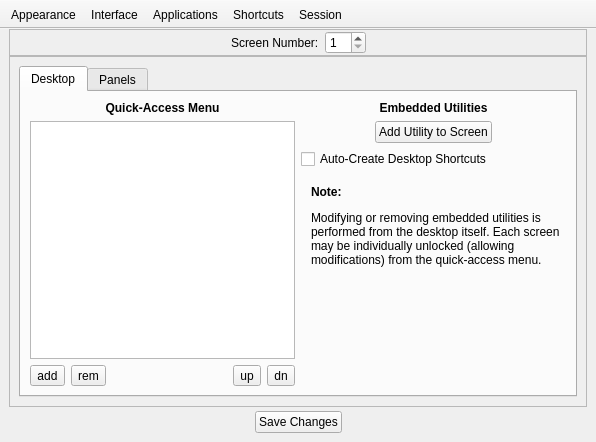
First picture: the form in lumina-config/mainUI.ui, repository lumina-desktop/lumina, before the edit.
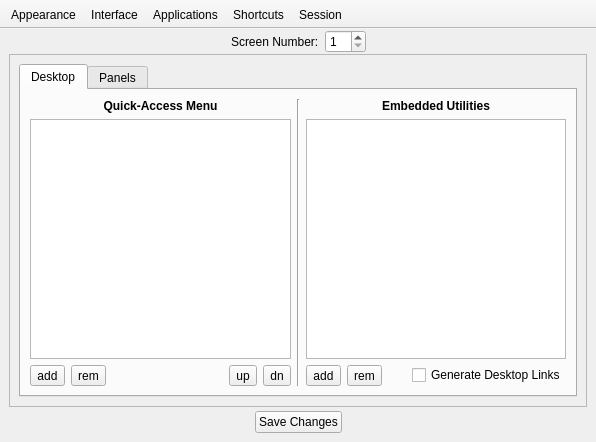
Second picture: the form after the edit. The open tabs and pages were chosen to show the change.

Commit message: Update lumina-config to list all desktop plugins on the screen, and only make changes when the user clicks "save". Also adjust the viewport for the panel widgets a bit (ensure sizing, scroll to end on new panel, etc..)

What changed in the file:
```diff
--- a/lumina-config/mainUI.ui
+++ b/lumina-config/mainUI.ui
@@ -36,7 +36,7 @@
     <item>
      <widget class="QFrame" name="group_screen">
       <property name="frameShape">
-       <enum>QFrame::StyledPanel</enum>
+       <enum>QFrame::NoFrame</enum>
       </property>
       <property name="frameShadow">
        <enum>QFrame::Raised</enum>
@@ -387,7 +387,59 @@
            <attribute name="title">
             <string>Desktop</string>
            </attribute>
-           <layout class="QGridLayout" name="gridLayout_4">
+           <layout class="QGridLayout" name="gridLayout_3">
+            <item row="0" column="0">
+             <widget class="QLabel" name="label_10">
+              <property name="font">
+               <font>
+                <weight>75</weight>
+                <bold>true</bold>
+               </font>
+              </property>
+              <property name="text">
+               <string>Quick-Access Menu</string>
+              </property>
+              <property name="alignment">
+               <set>Qt::AlignCenter</set>
+              </property>
+             </widget>
+            </item>
+            <item row="0" column="1" rowspan="3">
+             <widget class="Line" name="line">
+              <property name="orientation">
+               <enum>Qt::Vertical</enum>
+              </property>
+             </widget>
+            </item>
+            <item row="0" column="2">
+             <widget class="QLabel" name="label_15">
+              <property name="font">
+               <font>
+                <weight>75</weight>
+                <bold>true</bold>
+               </font>
+              </property>
+              <property name="text">
+               <string>Embedded Utilities</string>
+              </property>
+              <property name="alignment">
+               <set>Qt::AlignCenter</set>
+              </property>
+             </widget>
+            </item>
+            <item row="1" column="0">
+             <widget class="QListWidget" name="list_menu"/>
+            </item>
+            <item row="1" column="2">
+             <widget class="QListWidget" name="list_desktop_plugins">
+              <property name="selectionMode">
+               <enum>QAbstractItemView::ExtendedSelection</enum>
+              </property>
+              <property name="sortingEnabled">
+               <bool>true</bool>
+              </property>
+             </widget>
+            </item>
             <item row="2" column="0">
              <layout class="QHBoxLayout" name="horizontalLayout_13">
               <item>
@@ -433,112 +485,39 @@
               </item>
              </layout>
             </item>
-            <item row="1" column="0">
-             <widget class="QListWidget" name="list_menu"/>
-            </item>
-            <item row="0" column="0">
-             <widget class="QLabel" name="label_10">
-              <property name="font">
-               <font>
-                <weight>75</weight>
-                <bold>true</bold>
-               </font>
-              </property>
-              <property name="text">
-               <string>Quick-Access Menu</string>
-              </property>
-              <property name="alignment">
-               <set>Qt::AlignCenter</set>
-              </property>
-             </widget>
-            </item>
-            <item row="0" column="1">
-             <widget class="QLabel" name="label_15">
-              <property name="font">
-               <font>
-                <weight>75</weight>
-                <bold>true</bold>
-               </font>
-              </property>
-              <property name="text">
-               <string>Embedded Utilities</string>
-              </property>
-              <property name="alignment">
-               <set>Qt::AlignCenter</set>
-              </property>
-             </widget>
-            </item>
-            <item row="1" column="1" rowspan="2">
-             <layout class="QVBoxLayout" name="verticalLayout_18">
+            <item row="2" column="2">
+             <layout class="QHBoxLayout" name="horizontalLayout_6">
               <item>
-               <layout class="QHBoxLayout" name="horizontalLayout_2">
-                <item>
-                 <spacer name="horizontalSpacer_7">
-                  <property name="orientation">
-                   <enum>Qt::Horizontal</enum>
-                  </property>
-                  <property name="sizeHint" stdset="0">
-                   <size>
-                    <width>40</width>
-                    <height>20</height>
-                   </size>
-                  </property>
-                 </spacer>
-                </item>
-                <item>
-                 <widget class="QPushButton" name="push_addDesktopPlugin">
-                  <property name="text">
-                   <string>Add Utility to Screen</string>
-                  </property>
-                 </widget>
-                </item>
-                <item>
-                 <spacer name="horizontalSpacer_8">
-                  <property name="orientation">
-                   <enum>Qt::Horizontal</enum>
-                  </property>
-                  <property name="sizeHint" stdset="0">
-                   <size>
-                    <width>40</width>
-                    <height>20</height>
-                   </size>
-                  </property>
-                 </spacer>
-                </item>
-               </layout>
+               <widget class="QToolButton" name="tool_desktop_addplugin">
+                <property name="text">
+                 <string notr="true">add</string>
+                </property>
+               </widget>
+              </item>
+              <item>
+               <widget class="QToolButton" name="tool_desktop_rmplugin">
+                <property name="text">
+                 <string notr="true">rem</string>
+                </property>
+               </widget>
+              </item>
+              <item>
+               <spacer name="horizontalSpacer_5">
+                <property name="orientation">
+                 <enum>Qt::Horizontal</enum>
+                </property>
+                <property name="sizeHint" stdset="0">
+                 <size>
+                  <width>10</width>
+                  <height>20</height>
+                 </size>
+                </property>
+               </spacer>
               </item>
               <item>
                <widget class="QCheckBox" name="check_desktop_autolaunchers">
                 <property name="text">
-                 <string>Auto-Create Desktop Shortcuts</string>
-                </property>
-               </widget>
-              </item>
-              <item>
-               <widget class="QLabel" name="label_23">
-                <property name="sizePolicy">
-                 <sizepolicy hsizetype="Preferred" vsizetype="Expanding">
-                  <horstretch>0</horstretch>
-                  <verstretch>0</verstretch>
-                 </sizepolicy>
-                </property>
-                <property name="text">
-                 <string>&lt;html&gt;&lt;head/&gt;&lt;body&gt;&lt;p&gt;&lt;span style=&quot; font-weight:600;&quot;&gt;Note:&lt;/span&gt;&lt;/p&gt;&lt;p&gt;Modifying or removing embedded utilities is performed from the desktop itself. Each screen may be individually unlocked (allowing modifications) from the quick-access menu.&lt;/p&gt;&lt;/body&gt;&lt;/html&gt;</string>
-                </property>
-                <property name="scaledContents">
-                 <bool>true</bool>
-                </property>
-                <property name="alignment">
-                 <set>Qt::AlignLeading|Qt::AlignLeft|Qt::AlignTop</set>
-                </property>
-                <property name="wordWrap">
-                 <bool>true</bool>
-                </property>
-                <property name="margin">
-                 <number>0</number>
-                </property>
-                <property name="indent">
-                 <number>10</number>
+                 <string>Generate Desktop Links</string>
                 </property>
                </widget>
               </item>
```
Left out of the diff: 16 changed lines with no effect on the pictures. The commit also changes 3 other files.
